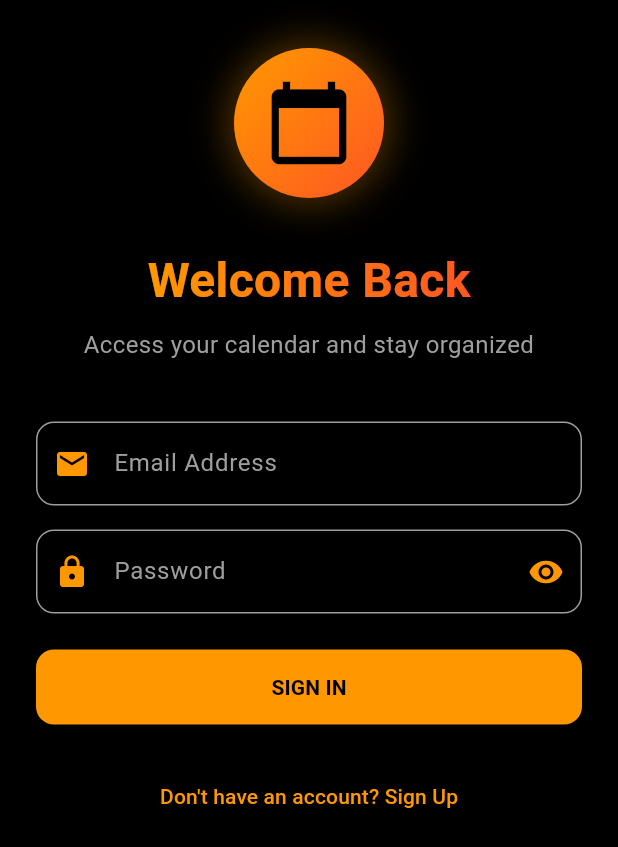
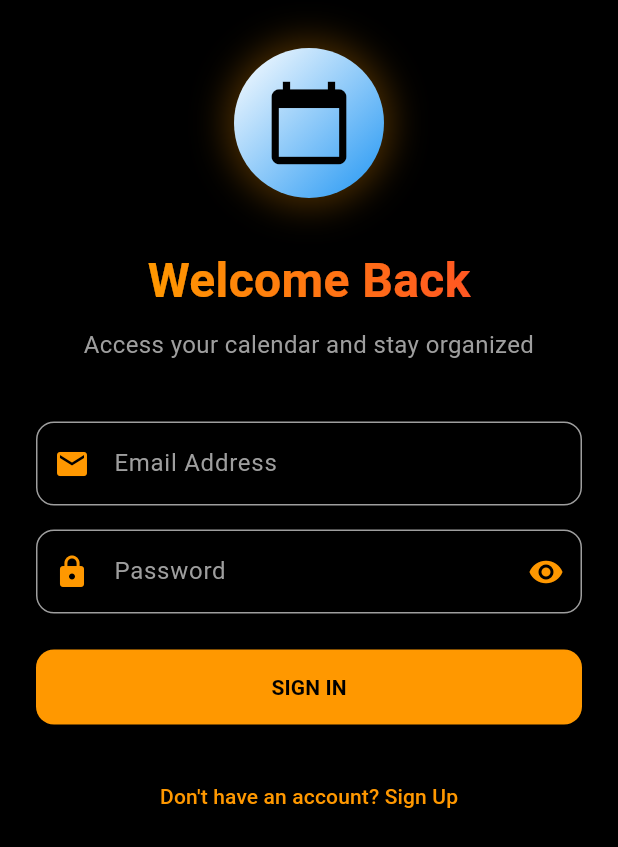
Before and after one commit to kidlocchikapa/loki, a Flutter app: the screen it shows after launch, on a phone screen of 412 x 824 dp. Shown: the top 847 px of the screen. Run offline on Flutter 3.47's test engine with Material 3 defaults, Android fonts, the phone set to English and light mode, and no system bars.

Commit message:
added white themes to the login form

```diff
--- a/lib/screens/login_screen.dart
+++ b/lib/screens/login_screen.dart
@@ -80,7 +80,7 @@ class _LoginScreenState extends State<LoginScreen> with TickerProviderStateMixin
                   padding: const EdgeInsets.all(20),
                   decoration: BoxDecoration(
                     gradient: const LinearGradient(
-                      colors: [Colors.orange, Colors.deepOrange],
+                      colors: [Colors.white, Colors.blue],
                       begin: Alignment.topLeft,
                       end: Alignment.bottomRight,
                     ),
```
